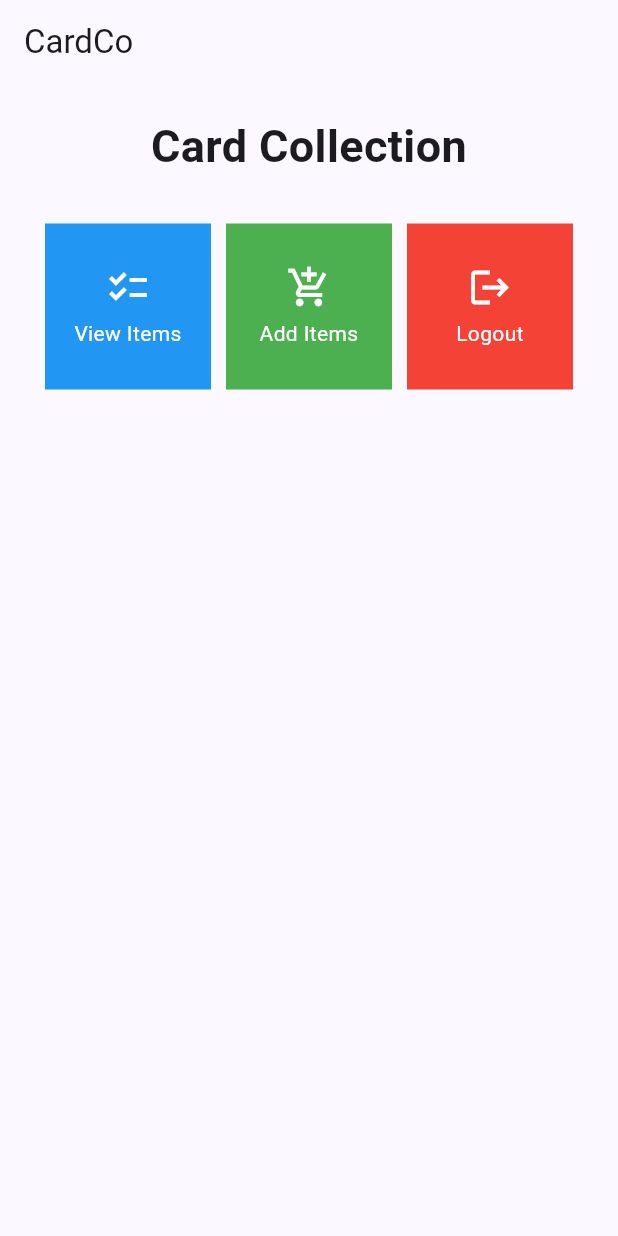
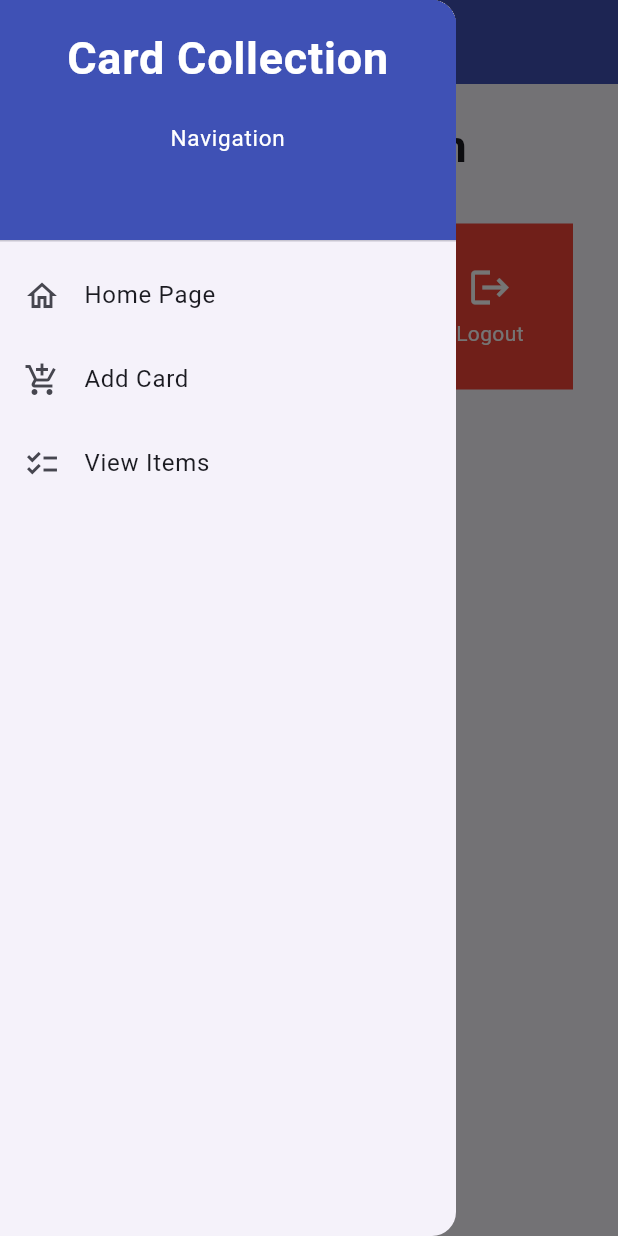
Before and after one commit to cyll0/cardco-mobile, a Flutter app: the screen it shows after launch, with the side drawer open (before the commit the screen has no drawer), on a phone screen of 412 x 824 dp. Run offline on Flutter 3.47's test engine with Material 2 defaults, Android fonts, the phone set to English and light mode, and no system bars.

Commit message:
Finished Assignment 8 with bonus

```diff
--- a/lib/main.dart
+++ b/lib/main.dart
@@ -1,5 +1,5 @@
 import 'package:flutter/material.dart';
-import 'package:cardco/menu.dart';
+import 'package:cardco/screens/menu.dart';
 
 void main() {
   runApp(const MyApp());
--- a/lib/menu.dart
+++ b/lib/screens/menu.dart
@@ -1,4 +1,7 @@
 import 'package:flutter/material.dart';
+import 'package:cardco/widgets/left_drawer.dart';
+import 'package:cardco/screens/itemlist_form.dart';
+import 'package:cardco/screens/itemlist.dart';
 
 class MyHomePage extends StatelessWidget {
   MyHomePage({Key? key}) : super(key: key);
@@ -13,8 +16,13 @@ class MyHomePage extends StatelessWidget {
   Widget build(BuildContext context) {
     return Scaffold(
       appBar: AppBar(
-        title: const Text('CardCo'),
-      ),
+        title: const Text(
+          'CardCo'
+          ),
+      backgroundColor: Colors.indigo,
+      foregroundColor: Colors.white,
+    ),
+      drawer: const LeftDrawer(),
       body: SingleChildScrollView(
         child: Padding(
           padding: const EdgeInsets.all(10.0),
@@ -53,7 +61,7 @@ class MyHomePage extends StatelessWidget {
 class CardItem {
   final String name;
   final IconData icon;
-  final Color color; // Added color property
+  final Color color;
 
   CardItem(this.name, this.icon, this.color);
 }
@@ -66,13 +74,29 @@ class ItemCard extends StatelessWidget {
   @override
   Widget build(BuildContext context) {
     return Material(
-      color: item.color, // Use the provided color
+      color: item.color,
       child: InkWell(
         onTap: () {
           ScaffoldMessenger.of(context)
             ..hideCurrentSnackBar()
             ..showSnackBar(SnackBar(
                 content: Text("You clicked the ${item.name} button!")));
+                if (item.name == 'Add Items') {
+                  Navigator.pushReplacement(
+                context,
+                MaterialPageRoute(
+                  builder: (context) => const ItemFormPage(),
+                ),
+              );
+                }
+                if (item.name == 'View Items') {
+                  Navigator.pushReplacement(
+                context,
+                MaterialPageRoute(
+                  builder: (context) => const ItemListPage(),
+                ),
+              );
+                }
         },
         child: Container(
           padding: const EdgeInsets.all(8),
--- /dev/null
+++ b/lib/widgets/left_drawer.dart
@@ -0,0 +1,82 @@
+import 'package:flutter/material.dart';
+import 'package:cardco/screens/menu.dart';
+import 'package:cardco/screens/itemlist_form.dart';
+import 'package:cardco/screens/itemlist.dart';
+
+
+class LeftDrawer extends StatelessWidget {
+  const LeftDrawer({super.key});
+
+  @override
+  Widget build(BuildContext context) {
+    return Drawer(
+      child: ListView(
+        children: [
+          const DrawerHeader(
+            decoration: BoxDecoration(
+              color: Colors.indigo,
+            ),
+            child: Column(
+              children: [
+                Text(
+                  'Card Collection',
+                  textAlign: TextAlign.center,
+                  style: TextStyle(
+                    fontSize: 30,
+                    fontWeight: FontWeight.bold,
+                    color: Colors.white,
+                  ),
+                ),
+                Padding(padding: EdgeInsets.all(10)),
+                Text(
+                  'Navigation',
+                  textAlign: TextAlign.center,
+                  style: TextStyle(
+                    fontSize: 15,
+                    fontWeight: FontWeight.normal,
+                    color: Colors.white,
+                  ),
+                ),
+              ],
+            ),
+          ),
+          ListTile(
+            leading: const Icon(Icons.home_outlined),
+            title: const Text('Home Page'),
+            onTap: () {
+              Navigator.pushReplacement(
+                context,
+                MaterialPageRoute(
+                  builder: (context) => MyHomePage(),
+                ),
+              );
+            },
+          ),
+          ListTile(
+            leading: const Icon(Icons.add_shopping_cart),
+            title: const Text('Add Card'),
+            onTap: () {
+              Navigator.pushReplacement(
+                context,
+                MaterialPageRoute(
+                  builder: (context) => const ItemFormPage(),
+                ),
+              );
+            },
+          ),
+          ListTile(
+              leading: const Icon(Icons.checklist),
+              title: const Text('View Items'),
+              onTap: () {
+                Navigator.pushReplacement(
+                    context,
+                    MaterialPageRoute(
+                      builder: (context) => const ItemListPage(),
+                    ));
+              },
+            ),
+        ],
+      ),
+    );
+  }
+}
```
Also changed, not shown: lib/screens/itemlist.dart (added, +102 -0 lines), lib/screens/itemlist_form.dart (added, +173 -0 lines), lib/widgets/card.dart (added, +68 -0 lines), image-1.png (added), image.png (added), 1 other file.
